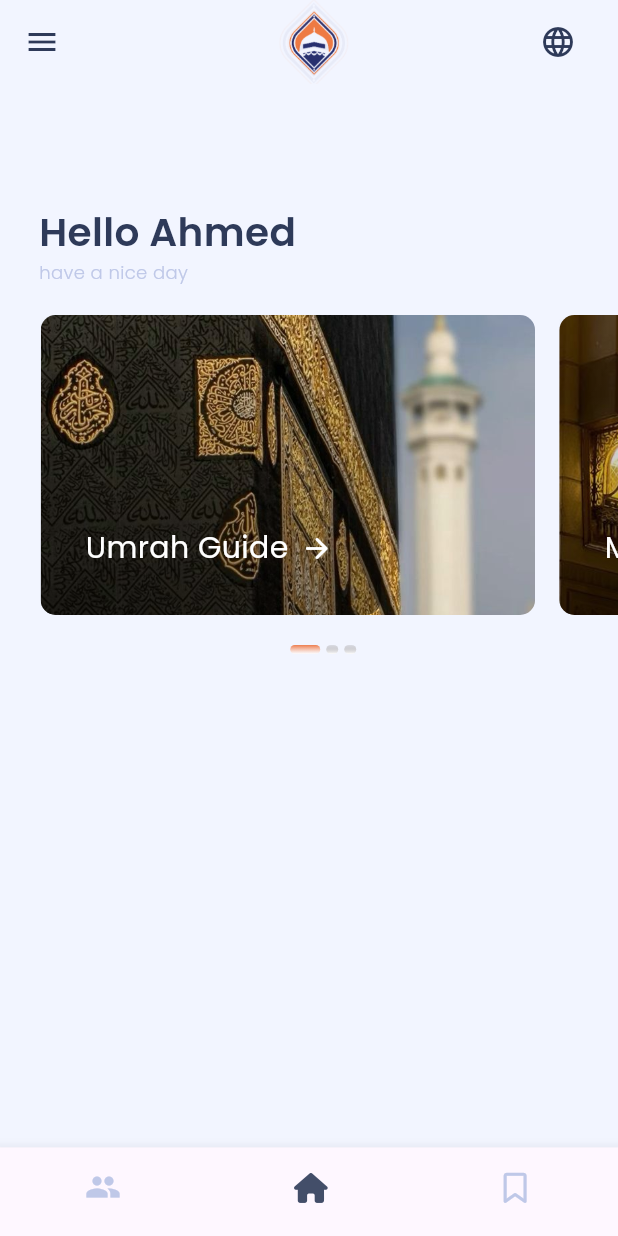
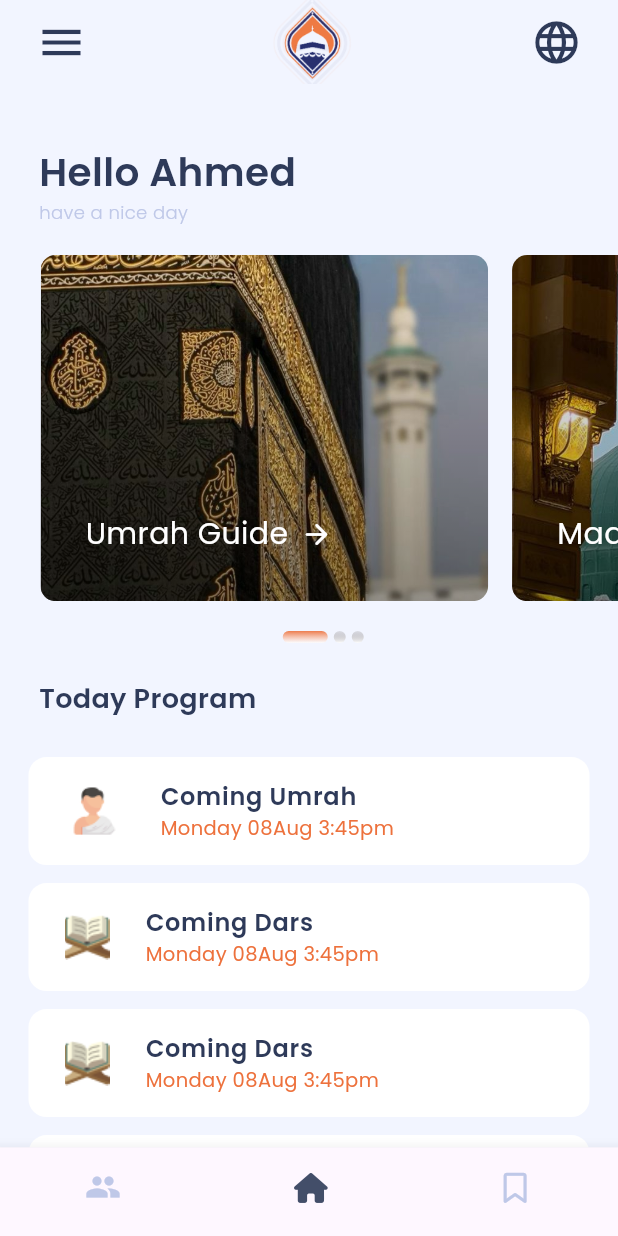
Before and after one commit to AbdulwahabJ/SIT-Mobile-App, a Flutter app: the screen it shows after launch, on a phone screen of 412 x 824 dp. Run offline on Flutter 3.47's test engine with Material 3 defaults, Android fonts, the phone set to English and light mode, and no system bars; drawn by our look-alikes of carousel_slider; our stand-ins replace bloc, device_preview, dio, equatable, flutter_bloc, font_awesome_flutter and 2 more; missing offline and left inert: phone_input; statements that could not run were skipped.

Commit message:
add today program

```diff
--- a/lib/core/constants/app_icons.dart
+++ b/lib/core/constants/app_icons.dart
@@ -61,9 +61,9 @@ class AppIcons {
 
   //app bar icons
   static const Icon drawerIcon =
-      Icon(Icons.menu, size: 24, color: AppColors.primaryColor);
+      Icon(Icons.menu, size: thirdIconSize, color: AppColors.primaryColor);
   static const Icon langugeIcon =
-      Icon(Icons.language, size: 24, color: AppColors.primaryColor);
+      Icon(Icons.language, size: thirdIconSize, color: AppColors.primaryColor);
   //
   //guide list icons
   static const Icon guideListIcon = Icon(Icons.arrow_forward_rounded,
--- a/lib/core/utils/app_images.dart
+++ b/lib/core/utils/app_images.dart
@@ -4,4 +4,8 @@ class Assets {
   static const String companyLogo = "assets/images/company_logo.png";
   static const String splashLogo = "assets/images/splash_logo.png";
   static const String bookMarkIcon = "assets/images/BookmarkHeart.png";
+
+  //Today program images
+  static const String umrahProgramImage = "assets/images/umrah_program.png";
+  static const String darsProgramImage = "assets/images/dars_program.png";
 }
--- a/lib/core/utils/app_styles.dart
+++ b/lib/core/utils/app_styles.dart
@@ -16,6 +16,22 @@ abstract class AppStyles {
   static const TextStyle styleSemiBold20W600 = TextStyle(
     color: AppColors.primaryColor,
     fontSize: 20,
+    fontFamily: 'Poppins',
+    fontWeight: FontWeight.w600,
+  );
+
+ //styleSemiBold16..
+  static const TextStyle styleSemiBold16 = TextStyle(
+    color: AppColors.primaryColor,
+    fontSize: 16,
+    fontFamily: 'Poppins',
+    fontWeight: FontWeight.w600,
+  );
+
+  //styleSemiBold18..
+  static const TextStyle styleSemiBold18 = TextStyle(
+    color: AppColors.primaryColor,
+    fontSize: 18,
     fontFamily: 'Poppins',
     fontWeight: FontWeight.w600,
   );
--- a/lib/core/widgets/bottom_nav_bar.dart/bottom_nav_bar.dart
+++ b/lib/core/widgets/bottom_nav_bar.dart/bottom_nav_bar.dart
@@ -21,7 +21,7 @@ class _BottomNavBarState extends State<BottomNavBar> {
       body: BlocBuilder<BottomNavBarCubit, int>(
         builder: (context, currentIndex) {
           return IndexedStack(
-            index: currentIndex ,
+            index: currentIndex,
             children: const [LogInScreen(), HomeScreen(), SignUpScreen()],
           );
         },
--- a/lib/features/auth/data/presentation/screens/home_screen.dart
+++ b/lib/features/auth/data/presentation/screens/home_screen.dart
@@ -6,6 +6,7 @@ import 'package:sit_app/core/utils/app_images.dart';
 import 'package:sit_app/core/utils/app_screen_utils.dart';
 import 'package:sit_app/core/utils/app_styles.dart';
 import 'package:sit_app/features/customer_app/data/presentation/widgets/guide_list.dart';
+import 'package:sit_app/features/customer_app/data/presentation/widgets/today_program_list_view.dart';
 
 class HomeScreen extends StatelessWidget {
   const HomeScreen({super.key});
@@ -20,11 +21,14 @@ class HomeScreen extends StatelessWidget {
         appBar: AppBar(
           backgroundColor: AppColors.backgroundColor,
           leading: Builder(builder: (context) {
-            return IconButton(
+            return Padding(
+              padding: const EdgeInsets.only(left: 16.0),
+              child: IconButton(
                 icon: AppIcons.drawerIcon,
                 onPressed: () {
                   Scaffold.of(context).openDrawer(); // فتح الـ Drawer عند الضغط
                 },
+              ),
             );
           }),
           title: Row(
@@ -36,8 +40,8 @@ class HomeScreen extends StatelessWidget {
                 child: IconButton(
                   icon: Image.asset(
                     Assets.companyLogo,
-                    width: ScreenUtil.getWidth(context, 0.2),
-                    height: ScreenUtil.getHeight(context, 0.08),
+                    width: ScreenUtil.getWidth(context, 0.3),
+                    height: ScreenUtil.getHeight(context, 0.09),
                   ),
                   onPressed: () {
                     // أضف هنا وظيفة تغيير اللغة
@@ -56,10 +60,11 @@ class HomeScreen extends StatelessWidget {
         backgroundColor: AppColors.backgroundColor,
         body: Padding(
           padding: const EdgeInsets.only(left: AppPadding.homeScreensPadding),
+          child: SingleChildScrollView(
             child: Column(
               crossAxisAlignment: CrossAxisAlignment.start,
               children: [
-              const SizedBox(height: 80),
+                const SizedBox(height: 40),
                 const Padding(
                   padding: EdgeInsets.symmetric(
                       horizontal: AppPadding.homeScreensTextPadding),
@@ -77,11 +82,19 @@ class HomeScreen extends StatelessWidget {
                         .copyWith(color: AppColors.unSelectedNavBarIconColor),
                   ),
                 ),
-              const SizedBox(
-                height: 20,
+                const SizedBox(height: 20),
+                const GuideListView(),
+                const SizedBox(height: 14),
+                const Padding(
+                  padding: EdgeInsets.symmetric(
+                      horizontal: AppPadding.homeScreensTextPadding),
+                  child:
+                      Text('Today Program', style: AppStyles.styleSemiBold18),
                 ),
-              const GuideListView(),
+                const SizedBox(height: 20),
+                const TodayProgramListView(),
               ],
+            ),
           ),
         ));
   }
--- a/lib/features/customer_app/data/presentation/widgets/guide_list.dart
+++ b/lib/features/customer_app/data/presentation/widgets/guide_list.dart
@@ -20,7 +20,7 @@ class _GuideListViewState extends State<GuideListView> with RouteAware {
   final List<Map<String, String>> items = [
     {'image': 'assets/images/umrah_guide.jpg', 'label': 'Umrah Guide'},
     {'image': 'assets/images/madina_guide.jpg', 'label': 'Madina Guide'},
-    {'image': 'assets/images/madina_guide.jpg', 'label': 'Madina Guide'},
+    {'image': 'assets/images/mazarat_guide.jpg', 'label': 'Madina Guide'},
   ];
 
   @override
@@ -28,16 +28,19 @@ class _GuideListViewState extends State<GuideListView> with RouteAware {
     return Column(
       children: [
         SizedBox(
-          height: 200,
+          height: ScreenUtil.getHeight(context, 0.28),
           child: CarouselSlider(
             items: items.map((item) {
-              return ListViewGuideItem(item: item);
+              return Padding(
+                padding: const EdgeInsets.symmetric(horizontal: 8.0),
+                child: ListViewGuideItem(item: item),
+              );
             }).toList(),
             carouselController: _carouselController,
             options: CarouselOptions(
               height: ScreenUtil.getHeight(context, 0.6),
-              aspectRatio: 16 / 9,
-              viewportFraction: 0.88,
+              // aspectRatio: 16 / 9,
+              // viewportFraction: 0.88,
               // initialPage: initialPage,
               scrollDirection: Axis.horizontal,
               enableInfiniteScroll: false,
--- a/lib/features/customer_app/data/presentation/widgets/guide_list_view_indecetor.dart
+++ b/lib/features/customer_app/data/presentation/widgets/guide_list_view_indecetor.dart
@@ -25,8 +25,8 @@ class GuideListViewIndecetor extends StatelessWidget {
           child: AnimatedContainer(
             duration: const Duration(milliseconds: 300),
             curve: Curves.easeInOut,
-            width: currentPage == entry.key ? 20.0 : 8,
-            height: 6.0,
+            width: currentPage == entry.key ? 30.0 : 8,
+            height: 8.0,
             margin: const EdgeInsets.symmetric(vertical: 10.0, horizontal: 2),
             decoration: BoxDecoration(
               borderRadius: BorderRadius.circular(4),
--- a/lib/features/customer_app/data/presentation/widgets/list_view_item.dart
+++ b/lib/features/customer_app/data/presentation/widgets/list_view_item.dart
@@ -1,6 +1,5 @@
 import 'package:flutter/material.dart';
 import 'package:sit_app/core/constants/app_icons.dart';
-import 'package:sit_app/core/utils/app_screen_utils.dart';
 import 'package:sit_app/core/utils/app_styles.dart';
 
 class ListViewGuideItem extends StatelessWidget {
@@ -12,11 +11,12 @@ class ListViewGuideItem extends StatelessWidget {
 
   @override
   Widget build(BuildContext context) {
+    // تغيير الطول بناءً على عرض الشاشة
     return Stack(
       children: [
         Container(
-          width: ScreenUtil.getWidth(context, 0.8),
-          height: ScreenUtil.getHeight(context, 0.27),
+          // width: constraints.maxWidth,
+          // height: height,
           decoration: BoxDecoration(
             borderRadius: BorderRadius.circular(10),
             image: DecorationImage(
@@ -26,8 +26,8 @@ class ListViewGuideItem extends StatelessWidget {
           ),
         ),
         Container(
-          width: ScreenUtil.getWidth(context, 0.55),
-          height: ScreenUtil.getHeight(context, 0.27),
+          // width: constraints.maxWidth,
+          // height: height,
           decoration: BoxDecoration(
             gradient: LinearGradient(
               begin: Alignment.bottomCenter,
--- /dev/null
+++ b/lib/features/customer_app/data/presentation/widgets/today_program_list_view.dart
@@ -0,0 +1,102 @@
+import 'package:flutter/material.dart';
+import 'package:sit_app/core/constants/app_colors.dart';
+import 'package:sit_app/core/utils/app_styles.dart';
+
+class TodayProgramListView extends StatelessWidget {
+  const TodayProgramListView({super.key});
+
+  @override
+  Widget build(BuildContext context) {
+    final List<Map<String, String>> items = [
+      {
+        'image': 'assets/images/umrah_program.png',
+        'title': 'Coming Umrah',
+        'date': 'Monday 08Aug 3:45pm'
+      },
+      {
+        'image': 'assets/images/dars_program.png',
+        'title': 'Coming Dars',
+        'date': 'Monday 08Aug 3:45pm'
+      },
+      {
+        'image': 'assets/images/dars_program.png',
+        'title': 'Coming Dars',
+        'date': 'Monday 08Aug 3:45pm'
+      },
+      {
+        'image': 'assets/images/umrah_program.png',
+        'title': 'Coming Umrah',
+        'date': 'Monday 08Aug 3:45pm'
+      },
+      {
+        'image': 'assets/images/umrah_program.png',
+        'title': 'Coming Umrah',
+        'date': 'Monday 08Aug 3:45pm'
+      },
+      {
+        'image': 'assets/images/dars_program.png',
+        'title': 'Coming Dars',
+        'date': 'Monday 08Aug 3:45pm'
+      },
+      {
+        'image': 'assets/images/umrah_program.png',
+        'title': 'Coming Umrah',
+        'date': 'Monday 08Aug 3:45pm'
+      },
+      {
+        'image': 'assets/images/umrah_program.png',
+        'title': 'Coming Umrah',
+        'date': 'Monday 08Aug 3:45pm'
+      },
+      {
+        'image': 'assets/images/umrah_program.png',
+        'title': 'Coming Umrah',
+        'date': 'Monday 08Aug 3:45pm'
+      },
+      {
+        'image': 'assets/images/umrah_program.png',
+        'title': 'Coming Umrah',
+        'date': 'Monday 08Aug 3:45pm'
+      },
+      {
+        'image': 'assets/images/umrah_program.png',
+        'title': 'Coming Umrah',
+        'date': 'Monday 08Aug 3:45pm'
+      },
+    ];
+    return Padding(
+      padding: const EdgeInsets.only(right: 19.0),
+      child: ListView.builder(
+        shrinkWrap: true,
+        physics: const NeverScrollableScrollPhysics(),
+        itemCount: items.length,
+        itemBuilder: (context, index) {
+          final item = items[index];
+          return Padding(
+            padding: const EdgeInsets.symmetric(vertical: 6.0),
+            child: ListTile(
+              tileColor: AppColors.whaiteBackgroundColor,
+              shape: RoundedRectangleBorder(
+                borderRadius: BorderRadius.circular(12),
+              ),
+              leading: Padding(
+                padding: const EdgeInsets.all(8.0),
+                child: Image.asset(
+                  item['image']!, // استخدام الصورة من الـ Map
+                ),
+              ),
+              title: Text(
+                item['title']!, // استخدام العنوان من الـ Map
+                style: AppStyles.styleSemiBold16,
+              ),
+              subtitle: Text(
+                item['date']!, // استخدام التاريخ من الـ Map
+                style: AppStyles.styleReguler13,
+              ),
+            ),
+          );
+        },
+      ),
+    );
+  }
+}
--- a/lib/main.dart
+++ b/lib/main.dart
@@ -6,11 +6,16 @@ import 'package:sit_app/core/routes/app_routes.dart';
 import 'package:sit_app/core/widgets/bottom_nav_bar.dart/logic/bottom_nav_bar_cubit.dart';
 import 'package:sit_app/features/auth/data/services/auth_service.dart';
 import 'package:sit_app/features/auth/logic/auth_cubit.dart';
+import 'package:device_preview/device_preview.dart';
 
 void main() async {
   WidgetsFlutterBinding.ensureInitialized();
   await setupLocator(); // تسجيل DioClient و SharedPreferences
-  runApp(const MyApp());
+  runApp(
+    DevicePreview(
+      builder: (context) => MyApp(),
+    ),
+  );
 }
 
 class MyApp extends StatelessWidget {
@@ -27,7 +32,10 @@ class MyApp extends StatelessWidget {
           create: (context) => BottomNavBarCubit(),
         ),
       ],
-      child: const MaterialApp(
+      child: MaterialApp(
+        useInheritedMediaQuery: true,
+        locale: DevicePreview.locale(context),
+        builder: DevicePreview.appBuilder,
         debugShowCheckedModeBanner: false,
         initialRoute: AppRoutes.navScreen,
         onGenerateRoute: AppRoutes.generateRoute,
--- a/pubspec.yaml
+++ b/pubspec.yaml
@@ -31,12 +31,14 @@ dependencies:
   bloc: ^8.1.4
   carousel_slider: ^5.0.0
   cupertino_icons: ^1.0.8
+  device_preview: ^1.2.0
   dio: ^5.7.0
   equatable: ^2.0.5
   flutter:
     sdk: flutter
   flutter_bloc: ^8.1.6
   flutter_svg: ^2.0.10+1
+  flutter_svg_provider: ^1.0.7
   font_awesome_flutter: ^10.7.0
   get_it: ^8.0.0
   phone_input: ^1.0.0
@@ -60,7 +62,6 @@ flutter:
   # To add assets to your application, add an assets section, like this:
   assets:
     - assets/images/
-
   # An image asset can refer to one or more resolution-specific "variants", see
   # https://flutter.dev/to/resolution-aware-images
   # For details regarding adding assets from package dependencies, see
```
Also changed, not shown: assets/images/dars_program.png (added), assets/images/mazarat_guide.jpg (added), assets/images/umrah_program.png (added), pubspec.lock. Lines whose indentation alone changed are shown as unchanged.
